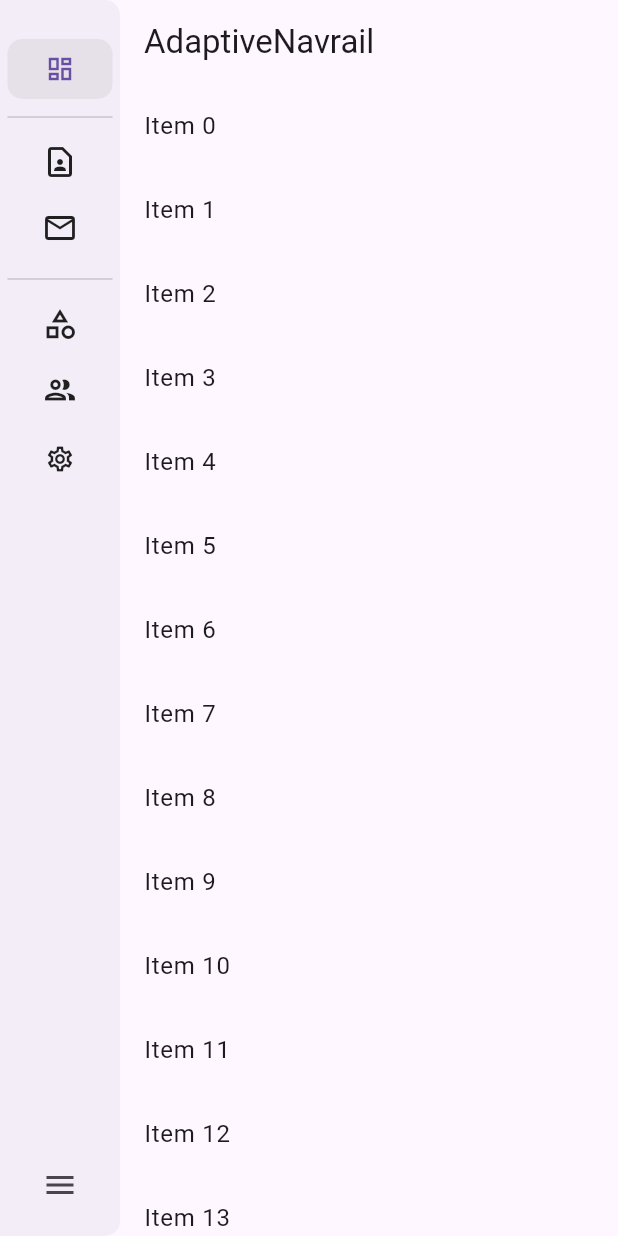
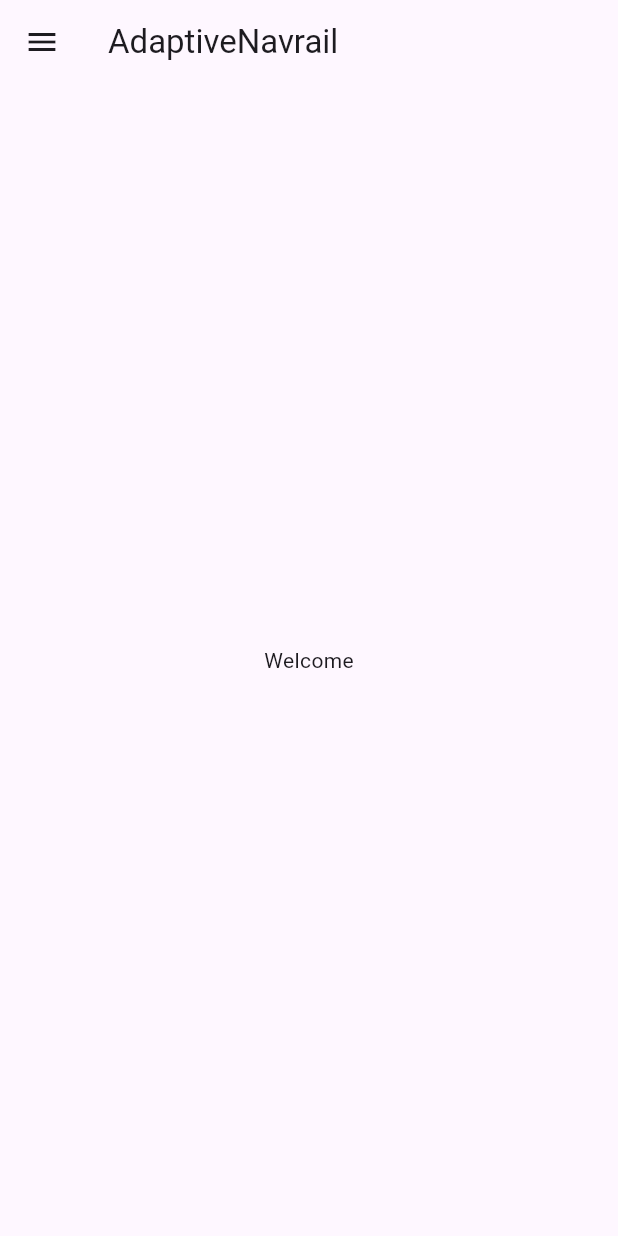
Before and after one commit to rsoft-in/adaptive_navrail, a Flutter app: the screen it shows after launch, on a phone screen of 412 x 824 dp. Run offline on Flutter 3.47's test engine with Material 3 defaults, Android fonts, the phone set to English and light mode, and no system bars; our stand-ins replace plugin_platform_interface.

Commit message:
fix for mobile devices

```diff
--- a/example/lib/main.dart
+++ b/example/lib/main.dart
@@ -29,7 +29,59 @@ class _MyAppState extends State<MyApp> {
   @override
   Widget build(BuildContext context) {
     return MaterialApp(
-      home: Scaffold(
+      home: LayoutBuilder(
+          builder: (BuildContext context, BoxConstraints constraints) {
+        if (constraints.maxWidth < 600) {
+          return Scaffold(
+            appBar: AppBar(
+              title: const Text('AdaptiveNavrail'),
+            ),
+            drawer: AdaptiveNavrail(
+              isExpanded: true,
+              isDense: true,
+              isDrawer: true,
+              drawerItems: drawerMenu,
+              selectedMenuCode: selectedMenuCode,
+              header: Material(
+                color: Theme.of(context).colorScheme.primaryFixed,
+                borderRadius: BorderRadius.circular(10),
+                child: const Padding(
+                  padding: EdgeInsets.symmetric(vertical: 12, horizontal: 8),
+                  child: Row(
+                    children: [
+                      FlutterLogo(
+                        size: 36,
+                      ),
+                      SizedBox(
+                        width: 10,
+                      ),
+                      Column(
+                        crossAxisAlignment: CrossAxisAlignment.start,
+                        children: [
+                          Text(
+                            'AdaptiveNavrail',
+                            style: TextStyle(fontSize: 22),
+                          ),
+                          Text('Example'),
+                        ],
+                      ),
+                    ],
+                  ),
+                ),
+              ),
+              onDrawerTap: (value) {
+                setState(() {
+                  selectedMenuCode = value;
+                });
+                debugPrint('You selected $value');
+              },
+            ),
+            body: const Center(
+              child: Text('Welcome'),
+            ),
+          );
+        } else {
+          return Scaffold(
             body: Row(
               crossAxisAlignment: CrossAxisAlignment.start,
               mainAxisAlignment: MainAxisAlignment.center,
@@ -43,7 +95,8 @@ class _MyAppState extends State<MyApp> {
                     color: Theme.of(context).colorScheme.primaryFixed,
                     borderRadius: BorderRadius.circular(10),
                     child: const Padding(
-                  padding: EdgeInsets.symmetric(vertical: 12, horizontal: 8),
+                      padding:
+                          EdgeInsets.symmetric(vertical: 12, horizontal: 8),
                       child: Row(
                         children: [
                           FlutterLogo(
@@ -91,7 +144,9 @@ class _MyAppState extends State<MyApp> {
                 ))
               ],
             ),
-      ),
+          );
+        }
+      }),
     );
   }
 }
```
Also changed, not shown: lib/adaptive_navrail.dart (+19 -5 lines). Lines whose indentation alone changed are shown as unchanged.
